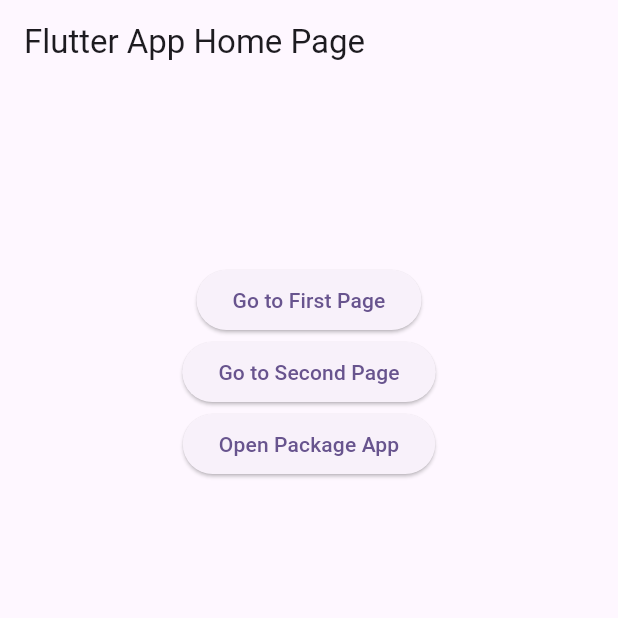
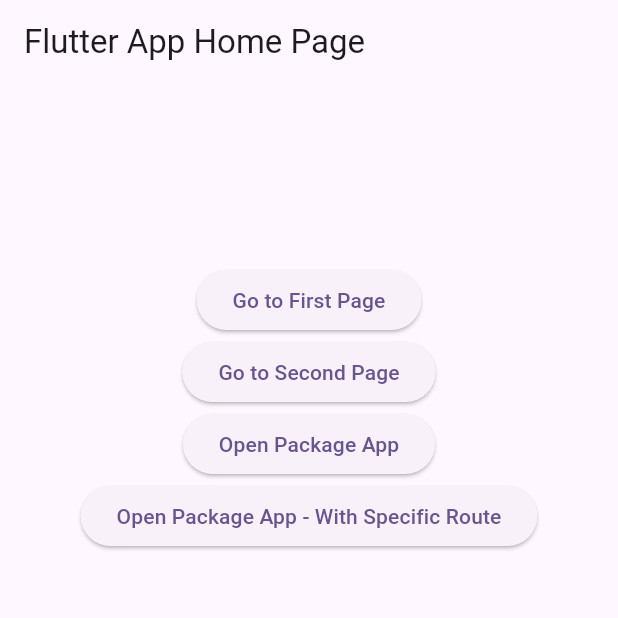
Before and after one commit to muj-i/untitled_f, a Flutter app: the screen it shows after launch, on a phone screen of 412 x 824 dp, the top half of it. Run offline on Flutter 3.47's test engine with Material 3 defaults, Android fonts, the phone set to English and light mode, and no system bars; our stand-ins replace go_router.

Commit message:
what if you need to route to a specific page in package handle
- good for deep linking or parent app service usage

```diff
--- a/example/lib/main.dart
+++ b/example/lib/main.dart
@@ -78,6 +78,15 @@ class MyHomePage extends StatelessWidget {
               },
               child: const Text('Open Package App'),
             ),
+            ElevatedButton(
+              onPressed: () {
+                Navigator.of(context).push(
+                  MaterialPageRoute(
+                      builder: (_) => MyPackageApp(initialLocation: '/second')),
+                );
+              },
+              child: const Text('Open Package App - With Specific Route'),
+            ),
           ],
         ),
       ),
--- a/lib/untitled_f.dart
+++ b/lib/untitled_f.dart
@@ -5,10 +5,12 @@ import 'package:go_router/go_router.dart';
 
 /// Entry widget for the package
 class MyPackageApp extends StatelessWidget {
-  MyPackageApp({super.key});
+  MyPackageApp({super.key, this.initialLocation = '/'});
 
-  final GoRouter _router = GoRouter(
-    initialLocation: '/',
+  final String initialLocation;
+
+  late final GoRouter _router = GoRouter(
+    initialLocation: initialLocation,
     routes: [
       GoRoute(
         path: '/',
```
